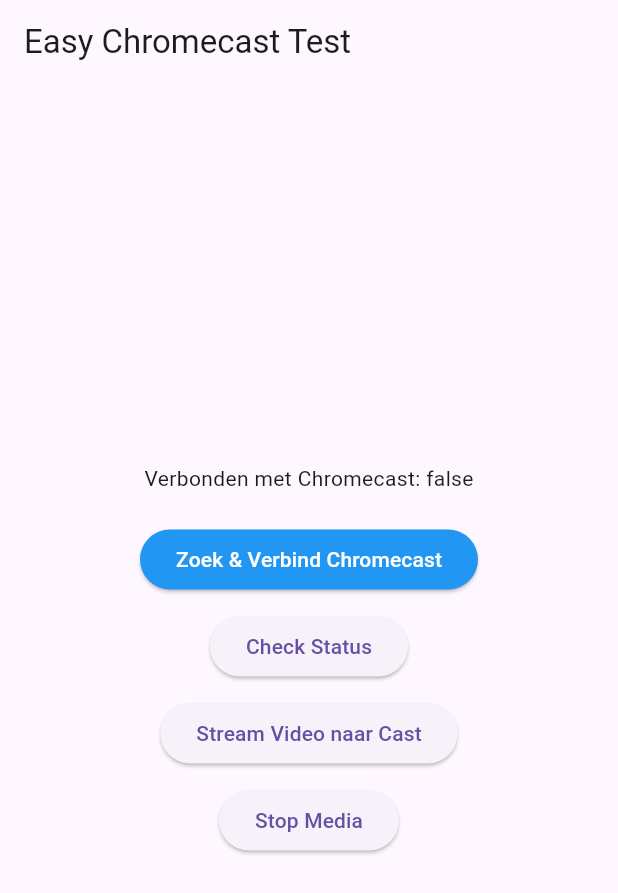
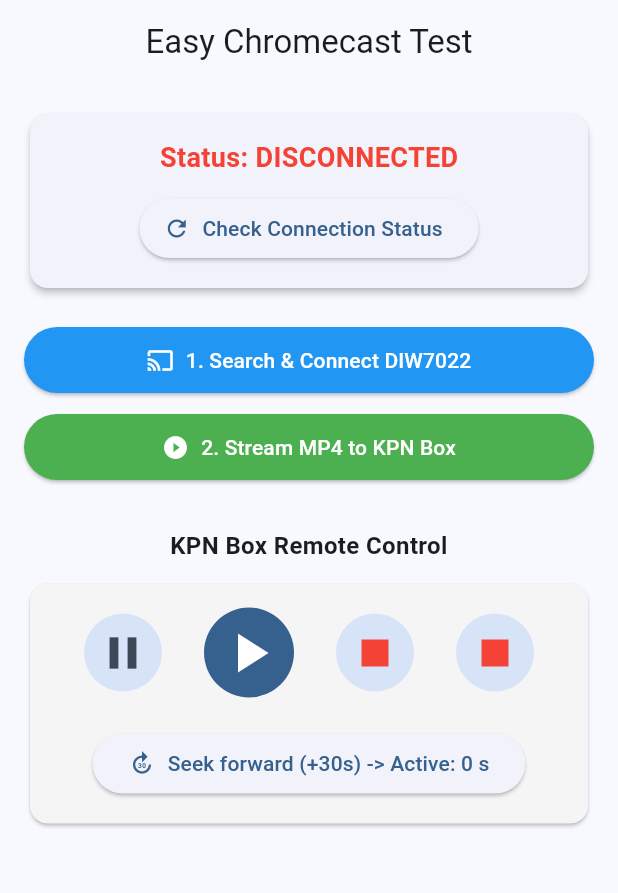
Before and after one commit to johandb/easy_chromecast_plugin, a Flutter app: the screen it shows after launch, on a phone screen of 412 x 824 dp. Shown: the top 893 px of the screen. Run offline on Flutter 3.47's test engine with Material 3 defaults, Android fonts, the phone set to English and light mode, and no system bars; our stand-ins replace plugin_platform_interface; statements that could not run were skipped.

Commit message:
- added remote control

```diff
--- a/example/lib/main.dart
+++ b/example/lib/main.dart
@@ -13,14 +13,16 @@
 }
 
 class _MyAppState extends State<MyApp> {
-  // Maak een instantie aan van jouw eigen plugin
   final _plugin = EasyChromecastPlugin();
   bool _isConnected = false;
+
+  // We houden lokaal de geschatte afspeeltijd bij om +30 seconden te kunnen spoelen
+  int _currentPositionInSeconds = 0;
 
   @override
   void initState() {
     super.initState();
-    // Initialiseer de Cast SDK zodra de app start
+    // Initialiseer de Cast SDK direct bij het opstarten
     _plugin.initializeCast();
   }
 
@@ -32,41 +34,156 @@
   }
 
   void _startStreaming() {
-    // Dit is een officiële, CORS-vrije Apple HLS test-stream (Adaptive Bitrate)
-    // Chromecast-ontvangers spelen dit type streams vele malen stabieler af dan rauwe MP4's
-    _plugin.playMedia(
-      url: 'http://mystream.mp4',
-      title: 'A Christmas Carol',
-    );
+    // Reset de timer bij het starten van een nieuwe film
+    _currentPositionInSeconds = 0;
+
+    // De werkende MP4 IPTV URL van je provider
+    _plugin.playMedia(url: 'http://mystream.mp4', title: 'IPTV Easy Movie Test');
+  }
+
+  void _seekForward30Seconds() {
+    setState(() {
+      // Verhoog de positie met 30 seconden en stuur het commando naar Kotlin
+      _currentPositionInSeconds += 30;
+    });
+    _plugin.seekMedia(_currentPositionInSeconds);
   }
 
   @override
   Widget build(BuildContext context) {
     return MaterialApp(
+      theme: ThemeData(useMaterial3: true, colorSchemeSeed: Colors.blue),
       home: Scaffold(
-        appBar: AppBar(title: const Text('Easy Chromecast Test')),
-        body: Center(
+        appBar: AppBar(title: const Text('Easy Chromecast Test'), centerTitle: true),
+        body: SingleChildScrollView(
+          padding: const EdgeInsets.all(16.0),
           child: Column(
             mainAxisAlignment: MainAxisAlignment.center,
+            crossAxisAlignment: CrossAxisAlignment.stretch,
             children: [
-              Text('Verbonden met Chromecast: $_isConnected'),
+              // Status Kaart
+              Card(
+                elevation: 2,
+                child: Padding(
+                  padding: const EdgeInsets.all(16.0),
+                  child: Column(
+                    children: [
+                      Text(
+                        'Status: ${_isConnected ? "CONNECTED" : "DISCONNECTED"}',
+                        style: TextStyle(
+                          fontSize: 18,
+                          fontWeight: FontWeight.bold,
+                          color: _isConnected ? Colors.green : Colors.red,
+                        ),
+                      ),
+                      const SizedBox(height: 10),
+                      ElevatedButton.icon(
+                        onPressed: _checkConnection,
+                        icon: const Icon(Icons.refresh),
+                        label: const Text('Check Connection Status'),
+                      ),
+                    ],
+                  ),
+                ),
+              ),
               const SizedBox(height: 20),
 
-              // NIEUWE KNOP: Opent het Chromecast selectievenster
-              ElevatedButton(
-                onPressed: () async {
-                  await _plugin.showCastDialog();
-                },
-                style: ElevatedButton.styleFrom(backgroundColor: Colors.blue),
-                child: const Text('Zoek & Verbind Chromecast', style: TextStyle(color: Colors.white)),
+              // Verbindingsknop
+              ElevatedButton.icon(
+                onPressed: () => _plugin.showCastDialog(),
+                style: ElevatedButton.styleFrom(
+                  backgroundColor: Colors.blue,
+                  foregroundColor: Colors.white,
+                  padding: const EdgeInsets.symmetric(vertical: 12),
+                ),
+                icon: const Icon(Icons.cast),
+                label: const Text('1. Search & Connect DIW7022'),
               ),
+              const SizedBox(height: 10),
 
+              // Start Stream Knop
+              ElevatedButton.icon(
+                onPressed: _startStreaming,
+                style: ElevatedButton.styleFrom(
+                  backgroundColor: Colors.green,
+                  foregroundColor: Colors.white,
+                  padding: const EdgeInsets.symmetric(vertical: 12),
+                ),
+                icon: const Icon(Icons.play_circle_fill),
+                label: const Text('2. Stream MP4 to KPN Box'),
+              ),
+              const SizedBox(height: 30),
+
+              // AFSTANDSBEDIENING SECTIE (Zichtbaar als interface element) [1]
+              const Text(
+                'KPN Box Remote Control',
+                style: TextStyle(fontSize: 16, fontWeight: FontWeight.bold),
+                textAlign: TextAlign.center,
+              ),
               const SizedBox(height: 10),
-              ElevatedButton(onPressed: _checkConnection, child: const Text('Check Status')),
-              const SizedBox(height: 10),
-              ElevatedButton(onPressed: _startStreaming, child: const Text('Stream Video naar Cast')),
-              const SizedBox(height: 10),
-              ElevatedButton(onPressed: () => _plugin.stopMedia(), child: const Text('Stop Media')),
+              Card(
+                color: Colors.grey[100],
+                elevation: 1,
+                child: Padding(
+                  padding: const EdgeInsets.symmetric(vertical: 16.0, horizontal: 8.0),
+                  child: Column(
+                    children: [
+                      // Rij met hoofdknoppen: Pause, Play/Resume, Stop [1]
+                      Row(
+                        mainAxisAlignment: MainAxisAlignment.spaceEvenly,
+                        children: [
+                          IconButton.filledTonal(
+                            onPressed: () => _plugin.pauseMedia(),
+                            iconSize: 36,
+                            icon: const Icon(Icons.pause),
+                            tooltip: 'Pause',
+                          ),
+                          IconButton.filled(
+                            onPressed: () => _plugin.resumeMedia(),
+                            iconSize: 44,
+                            icon: const Icon(Icons.play_arrow),
+                            tooltip: 'Play',
+                          ),
+                          IconButton.filledTonal(
+                            onPressed: () => _plugin.stopMedia(),
+                            iconSize: 36,
+                            icon: const Icon(Icons.stop),
+                            style: IconButton.styleFrom(foregroundColor: Colors.red),
+                            tooltip: 'Stop',
+                          ),
+                          IconButton.filledTonal(
+                            onPressed: () async {
+                              // 1. Stuur de stop-opdracht naar Kotlin (de TV-box stopt de video)
+                              await _plugin.stopMedia();
+
+                              // 2. Reset de lokale Flutter UI-state
+                              setState(() {
+                                _currentPositionInSeconds = 0; // Zet de afspeeltijd terug naar start
+                              });
+
+                              // 3. Optioneel: vraag de actuele verbindingsstatus op om de UI synchroon te houden
+                              await _checkConnection();
+                            },
+                            iconSize: 36,
+                            icon: const Icon(Icons.stop),
+                            style: IconButton.styleFrom(foregroundColor: Colors.red),
+                            tooltip: 'Stop Media (Keep Connected)',
+                          ),
+                        ],
+                      ),
+                      const SizedBox(height: 20),
+
+                      // Rij voor het spoelen [1]
+                      ElevatedButton.icon(
+                        onPressed: _seekForward30Seconds,
+                        style: ElevatedButton.styleFrom(padding: const EdgeInsets.symmetric(horizontal: 24, vertical: 10)),
+                        icon: const Icon(Icons.forward_30),
+                        label: Text('Seek forward (+30s) -> Active: $_currentPositionInSeconds s'),
+                      ),
+                    ],
+                  ),
+                ),
+              ),
             ],
           ),
         ),
--- a/pigeons/cast_api.dart
+++ b/pigeons/cast_api.dart
@@ -25,4 +25,8 @@
   void showCastDialog();
   void playMedia(CastMediaRequest request);
   void stopMedia();
+
+  void pauseMedia();
+  void resumeMedia();
+  void seekMedia(int positionInSeconds);
 }
```
Also changed, not shown: lib/easy_chromecast_plugin.dart (+15 -0 lines), example/pubspec.lock, lib/src/pigeon/cast_api.g.dart, 4 other files.
